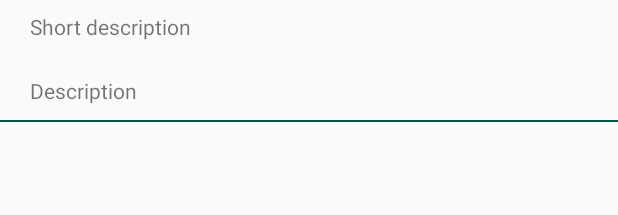
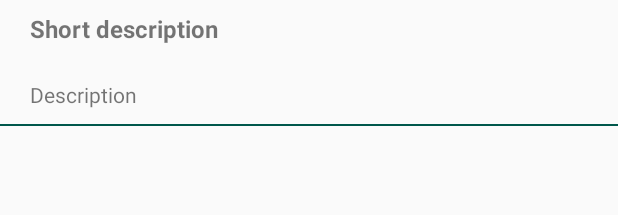
Before and after one commit to shidobecker/UdacityBakingApp, an Android app: the layout step_list_item.xml on its own in the app's theme, with its tools: preview values and no code run, on a phone screen of 412 x 824 dp. Shown: the top 215 px of the screen. Run offline under Robolectric (Android 15) with nearby library versions, the phone set to English and light mode, and no system bars.

Commit message:
Step list on tablet

```diff
--- a/app/src/main/AndroidManifest.xml
+++ b/app/src/main/AndroidManifest.xml
@@ -19,7 +19,7 @@
       </intent-filter>
     </activity>
 
-    <activity android:name=".ui.RecipeDetailsActivity" />
+    <activity android:name=".ui.StepListActivity" />
 
     <activity android:name=".ui.RecipeStepActivity" />
 
--- a/app/src/main/java/com/bakingapp/android/udacitybakingapp/model/Step.java
+++ b/app/src/main/java/com/bakingapp/android/udacitybakingapp/model/Step.java
@@ -12,7 +12,7 @@ public class Step {
 
     private String thumbnailURL;
 
-    public Step(int entityId, int id, String shortDescription, String description, String videoURL, String thumbnailURL) {
+    public Step(int id, String shortDescription, String description, String videoURL, String thumbnailURL) {
         this.id = id;
         this.shortDescription = shortDescription;
         this.description = description;
--- a/app/src/main/java/com/bakingapp/android/udacitybakingapp/ui/RecipeListActivity.java
+++ b/app/src/main/java/com/bakingapp/android/udacitybakingapp/ui/RecipeListActivity.java
@@ -3,7 +3,6 @@ package com.bakingapp.android.udacitybakingapp.ui;
 import android.content.Intent;
 import android.os.Bundle;
 import android.util.DisplayMetrics;
-import android.util.Log;
 import android.view.View;
 import android.widget.ProgressBar;
 import android.widget.TextView;
@@ -90,7 +89,7 @@ public class RecipeListActivity extends AppCompatActivity {
     }
 
     private void startDetailActivity(String recipeJson){
-        Intent intent = new Intent(this, RecipeDetailsActivity.class);
+        Intent intent = new Intent(this, StepListActivity.class);
         intent.putExtra(RECIPE_EXTRA, recipeJson);
         startActivity(intent);
     }
--- a/app/src/main/java/com/bakingapp/android/udacitybakingapp/ui/RecipeStepActivity.java
+++ b/app/src/main/java/com/bakingapp/android/udacitybakingapp/ui/RecipeStepActivity.java
@@ -7,6 +7,7 @@ import com.bakingapp.android.udacitybakingapp.R;
 import androidx.annotation.Nullable;
 import androidx.appcompat.app.AppCompatActivity;
 
+//This will only be shown on mobile devices - Video Screen
 public class RecipeStepActivity extends AppCompatActivity {
 
     @Override
--- a/app/src/main/res/layout/activity_recipe_details.xml
+++ b/app/src/main/res/layout/fragment_step_list.xml
@@ -5,7 +5,7 @@
   android:orientation="vertical">
 
   <androidx.recyclerview.widget.RecyclerView
-    android:id="@+id/recipe_step_list"
+    android:id="@+id/step_recycler_view"
     android:layout_width="match_parent"
     android:layout_height="wrap_content" />
 
--- a/app/src/main/res/layout/step_list_item.xml
+++ b/app/src/main/res/layout/step_list_item.xml
@@ -1,41 +1,54 @@
 <?xml version="1.0" encoding="utf-8"?>
-<androidx.constraintlayout.widget.ConstraintLayout
-  xmlns:android="http://schemas.android.com/apk/res/android"
+<androidx.constraintlayout.widget.ConstraintLayout xmlns:android="http://schemas.android.com/apk/res/android"
   xmlns:app="http://schemas.android.com/apk/res-auto"
   xmlns:tools="http://schemas.android.com/tools"
-  android:orientation="vertical" android:layout_width="match_parent"
   android:id="@+id/step_item_container"
-  android:layout_height="wrap_content">
+  android:layout_width="match_parent"
+  android:layout_height="wrap_content"
+  android:orientation="vertical">
 
 
   <TextView
     android:id="@+id/step_item_short_description"
-    android:layout_width="wrap_content"
+    android:layout_width="0dp"
     android:layout_height="wrap_content"
     android:layout_marginStart="20dp"
     android:layout_marginTop="8dp"
-    android:layout_marginBottom="8dp"
-    tools:text="Short description"
+    android:layout_marginEnd="8dp"
+    android:textSize="16sp"
+    android:textStyle="bold"
+    app:layout_constraintEnd_toStartOf="@+id/guideline"
     app:layout_constraintStart_toStartOf="parent"
-    app:layout_constraintTop_toTopOf="parent" />
+    app:layout_constraintTop_toTopOf="parent"
+    tools:text="Short description" />
 
   <TextView
     android:id="@+id/step_item_description"
+    android:layout_width="0dp"
+    android:layout_height="wrap_content"
+    android:layout_marginTop="20dp"
+    android:layout_marginEnd="8dp"
+    android:layout_marginBottom="8dp"
+    app:layout_constraintBottom_toBottomOf="parent"
+    app:layout_constraintEnd_toStartOf="@+id/guideline"
+    app:layout_constraintStart_toStartOf="@+id/step_item_short_description"
+    app:layout_constraintTop_toBottomOf="@+id/step_item_short_description"
+    tools:text="Description" />
+
+  <View
+    android:layout_width="match_parent"
+    android:layout_height="1dp"
+    android:layout_marginTop="10dp"
+    android:background="@color/colorPrimaryDark"
+    app:layout_constraintStart_toStartOf="parent"
+    app:layout_constraintTop_toBottomOf="@id/step_item_description" />
+
+  <androidx.constraintlayout.widget.Guideline
+    android:id="@+id/guideline"
     android:layout_width="wrap_content"
     android:layout_height="wrap_content"
-    android:layout_marginTop="20dp"
-    android:layout_marginBottom="8dp"
-    tools:text="Description"
-    app:layout_constraintBottom_toBottomOf="parent"
-    app:layout_constraintStart_toStartOf="@+id/step_item_short_description"
-    app:layout_constraintTop_toBottomOf="@+id/step_item_short_description" />
-
-  <View
-    app:layout_constraintStart_toStartOf="parent"
-    android:layout_marginTop="10dp"
-    app:layout_constraintTop_toBottomOf="@id/step_item_description"
-    android:background="@color/colorPrimaryDark"
-    android:layout_width="match_parent"
-    android:layout_height="1dp" />
+    android:orientation="vertical"
+    app:layout_constraintGuide_begin="20dp"
+    app:layout_constraintGuide_percent="0.9" />
 
 </androidx.constraintlayout.widget.ConstraintLayout>
```
Also changed, not shown: app/src/main/java/com/bakingapp/android/udacitybakingapp/ui/PlayerFragment.java (added, +13 -0 lines), app/src/main/java/com/bakingapp/android/udacitybakingapp/ui/RecipeDescriptionFragment.java (added, +10 -0 lines), app/src/main/java/com/bakingapp/android/udacitybakingapp/ui/RecipeDetailsActivity.java (deleted, +0 -42 lines), app/src/main/java/com/bakingapp/android/udacitybakingapp/ui/StepListActivity.java (added, +83 -0 lines), app/src/main/java/com/bakingapp/android/udacitybakingapp/ui/StepListFragment.java (added, +103 -0 lines), app/src/main/res/layout-sw600dp/activity_step_list.xml (added, +52 -0 lines), app/src/main/res/layout/activity_step_list.xml (added, +12 -0 lines).
